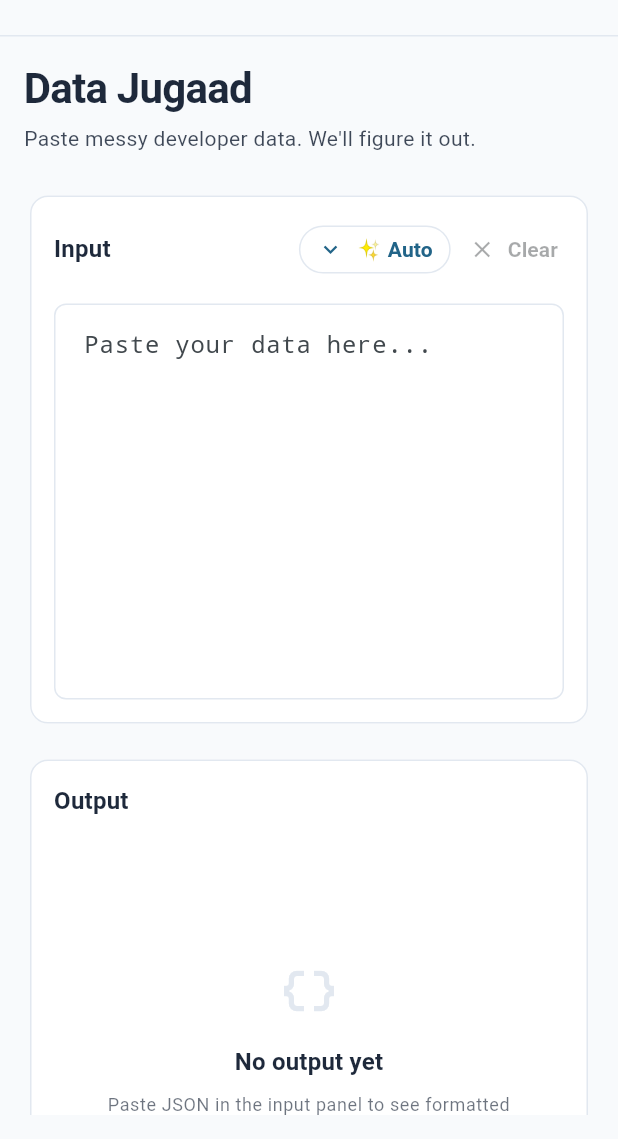
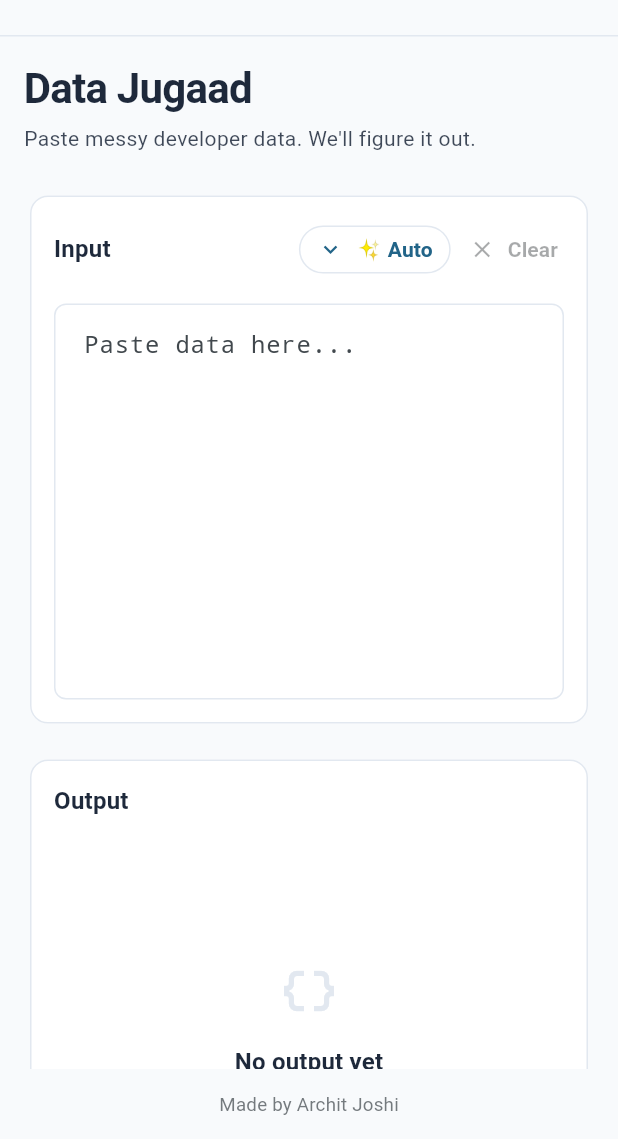
Before and after one commit to aj2322001/JugaadKit, a Flutter app: the screen it shows after launch, after a tap on "Data Jugaad", on a phone screen of 412 x 824 dp, the part 97-1236 px from its top. Run offline on Flutter 3.47's test engine with Material 3 defaults, Android fonts, the phone set to English and light mode, and no system bars; our stand-ins replace go_router, yaml; missing offline and left inert: dart:html.

Commit message:
footer added

```diff
--- a/lib/features/home/views/home_view.dart
+++ b/lib/features/home/views/home_view.dart
@@ -4,7 +4,7 @@ import 'package:go_router/go_router.dart';
 import '../../../core/routing/app_routes.dart';
 import '../../../core/seo/seo_constants.dart';
 import '../../../core/seo/seo_metadata.dart';
-import '../../../widgets/common/app_header.dart';
+import '../../../widgets/common/app_page_shell.dart';
 
 class HomeView extends StatelessWidget {
   const HomeView({
@@ -23,11 +23,8 @@ class HomeView extends StatelessWidget {
 
     final theme = Theme.of(context);
 
-    return Scaffold(
-      body: Column(
-        children: [
-          AppHeader(onToggleTheme: onToggleTheme),
-          Expanded(
+    return AppPageShell(
+      onToggleTheme: onToggleTheme,
       child: Padding(
         padding: const EdgeInsets.all(24),
         child: Column(
@@ -53,9 +50,6 @@ class HomeView extends StatelessWidget {
             ),
           ],
         ),
-            ),
-          ),
-        ],
       ),
     );
   }
--- a/lib/features/json_jugaad/views/json_jugaad_view.dart
+++ b/lib/features/json_jugaad/views/json_jugaad_view.dart
@@ -11,7 +11,7 @@ import 'package:jugaadkit/features/json_jugaad/view_models/json_jugaad_view_mode
 import 'package:jugaadkit/features/json_jugaad/widgets/input_panel.dart';
 import 'package:jugaadkit/features/json_jugaad/widgets/output_panel.dart';
 import 'package:jugaadkit/features/json_jugaad/widgets/tool_header.dart';
-import 'package:jugaadkit/widgets/common/app_header.dart';
+import 'package:jugaadkit/widgets/common/app_page_shell.dart';
 
 class JsonJugaadView extends StatefulWidget {
   const JsonJugaadView({
@@ -49,19 +49,15 @@ class _JsonJugaadViewState extends State<JsonJugaadView> {
       description: SeoConstants.jsonJugaadDescription,
     );
 
-    return Scaffold(
-      body: Column(
-        children: [
-          AppHeader(onToggleTheme: widget.onToggleTheme),
-          Expanded(
+    return AppPageShell(
+      onToggleTheme: widget.onToggleTheme,
       child: ListenableBuilder(
         listenable: widget.viewModel,
         builder: (context, _) {
           final state = widget.viewModel.state;
           return Padding(
             padding: EdgeInsets.all(
-                    MediaQuery.sizeOf(context).width >=
-                            AppConstants.desktopBreakpoint
+              MediaQuery.sizeOf(context).width >= AppConstants.desktopBreakpoint
                   ? 24
                   : 16,
             ),
@@ -156,9 +152,6 @@ class _JsonJugaadViewState extends State<JsonJugaadView> {
                     );
         },
       ),
-          ),
-        ],
-      ),
     );
   }
 }
--- a/lib/features/json_jugaad/widgets/input_panel.dart
+++ b/lib/features/json_jugaad/widgets/input_panel.dart
@@ -98,7 +98,7 @@ class InputPanel extends StatelessWidget {
                   height: 1.5,
                 ),
                 decoration: const InputDecoration(
-                  hintText: 'Paste your data here...',
+                  hintText: 'Paste data here...',
                   alignLabelWithHint: true,
                 ),
                 keyboardType: TextInputType.multiline,
--- a/lib/features/json_jugaad/widgets/output_panel.dart
+++ b/lib/features/json_jugaad/widgets/output_panel.dart
@@ -34,7 +34,7 @@ class OutputPanel extends StatelessWidget {
         JsonJugaadStatus.empty => const _OutputShell(
             child: EmptyState(
               title: 'No output yet',
-              message: 'Paste JSON in the input panel to see formatted output.',
+              message: 'Paste data in the input panel to see formatted output.',
             ),
           ),
         JsonJugaadStatus.processing => const _OutputShell(
--- /dev/null
+++ b/lib/widgets/common/app_credit.dart
@@ -0,0 +1,23 @@
+import 'package:flutter/material.dart';
+
+class AppCredit extends StatelessWidget {
+  const AppCredit({super.key});
+
+  @override
+  Widget build(BuildContext context) {
+    final theme = Theme.of(context);
+
+    return IgnorePointer(
+      child: Text(
+        'Made by Archit Joshi',
+        style: theme.textTheme.bodySmall?.copyWith(
+          fontSize: 12.5,
+          fontFamily: 'sans-serif',
+          color: theme.colorScheme.onSurfaceVariant.withValues(alpha: 0.72),
+          letterSpacing: 0.15,
+          height: 1.2,
+        ),
+      ),
+    );
+  }
+}
--- /dev/null
+++ b/lib/widgets/common/app_page_shell.dart
@@ -0,0 +1,34 @@
+import 'package:flutter/material.dart';
+
+import 'app_credit.dart';
+import 'app_header.dart';
+
+class AppPageShell extends StatelessWidget {
+  const AppPageShell({
+    super.key,
+    required this.onToggleTheme,
+    required this.child,
+  });
+
+  final VoidCallback onToggleTheme;
+  final Widget child;
+
+  @override
+  Widget build(BuildContext context) {
+    return Scaffold(
+      body: Column(
+        crossAxisAlignment: CrossAxisAlignment.stretch,
+        children: [
+          AppHeader(onToggleTheme: onToggleTheme),
+          Expanded(child: child),
+          const Padding(
+            padding: EdgeInsets.only(bottom: 16),
+            child: Center(
+              child: AppCredit(),
+            ),
+          ),
+        ],
+      ),
+    );
+  }
+}
```
Lines whose indentation alone changed are shown as unchanged.
